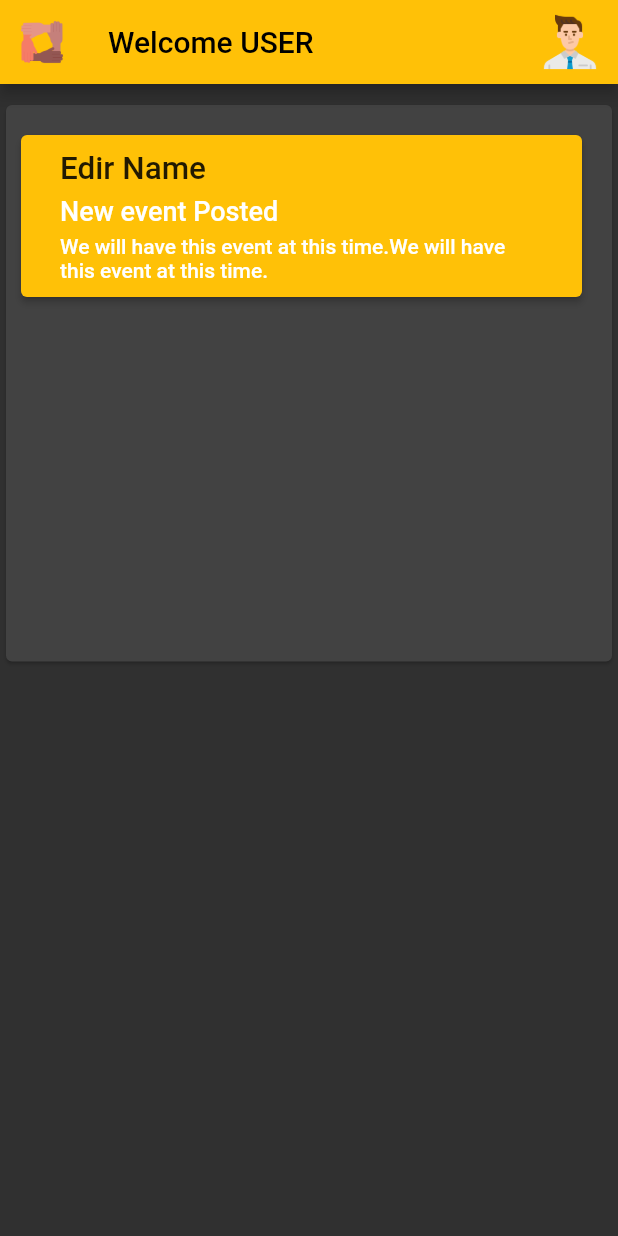
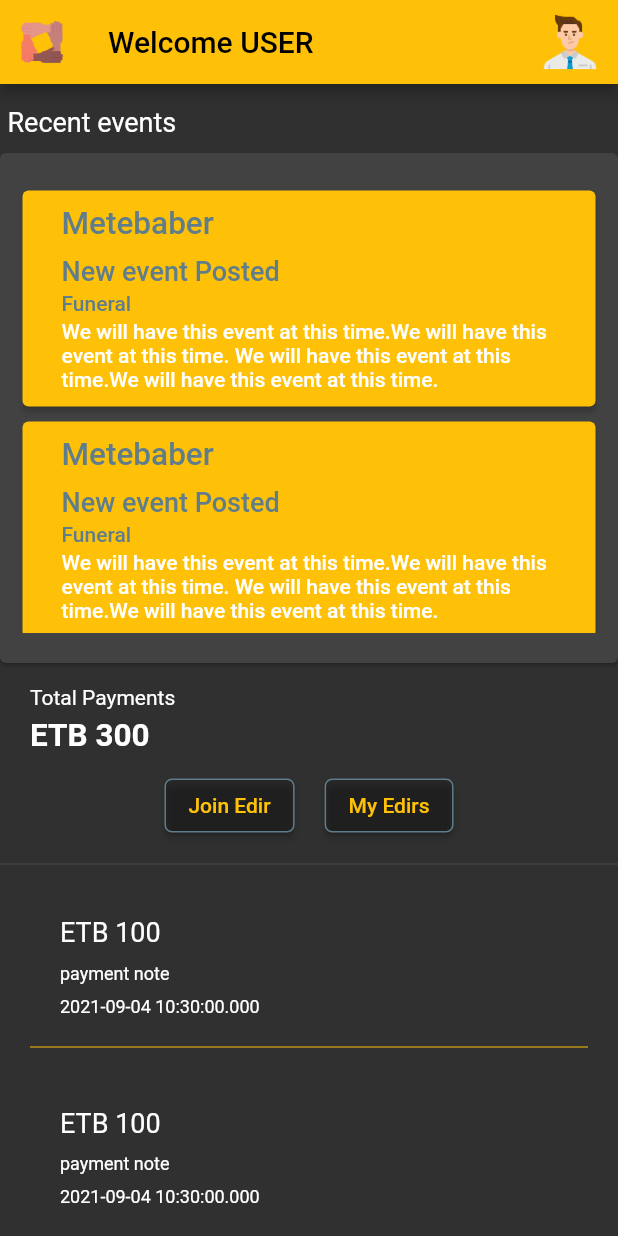
Before and after one commit to runtimeterror-aait/edir_frontend, a Flutter app: the screen it shows after launch, on a phone screen of 412 x 824 dp. Run offline on Flutter 3.47's test engine with Material 2 defaults, Android fonts, the phone set to English and light mode, and no system bars; our stand-ins replace carousel_slider, flutter_svg.

Commit message:
user dashboard page, events card

```diff
--- a/lib/presentation/admin/admin_manage_edir/payment/admin_member_payment_page.dart
+++ b/lib/presentation/admin/admin_manage_edir/payment/admin_member_payment_page.dart
@@ -62,7 +62,7 @@ class _AdminMemberPaymentPage extends State<AdminMemberPaymentPage>
               child: ListView(
                 children: [
                   for (int i = 0; i < 10; i++)
-                    _MemberPayment(
+                    MemberPayment(
                       moneyAmount: 100,
                       paymentNote: "paymentNote paymentNote paymentNote",
                       selectedDate: DateTime.now(),
@@ -77,22 +77,26 @@ class _AdminMemberPaymentPage extends State<AdminMemberPaymentPage>
   }
 }
 
-class _MemberPayment extends StatelessWidget with Styles {
-  _MemberPayment(
+class MemberPayment extends StatelessWidget with Styles {
+  MemberPayment(
       {Key? key,
       required this.moneyAmount,
       required this.paymentNote,
-      required this.selectedDate})
+      required this.selectedDate,
+      this.isAdmin = true})
       : super(key: key);
   int moneyAmount;
   String paymentNote;
   DateTime selectedDate;
+  bool isAdmin;
 
   @override
   Widget build(BuildContext context) {
     return Column(
       children: [
-        Row(
+        Padding(
+          padding: const EdgeInsets.fromLTRB(20, 20, 20, 0),
+          child: Row(
             mainAxisAlignment: MainAxisAlignment.start,
             children: [
               Column(
@@ -124,7 +128,8 @@ class _MemberPayment extends StatelessWidget with Styles {
                   ),
                 ],
               ),
-            Spacer(),
+              if (isAdmin) Spacer(),
+              if (isAdmin)
                 IconButton(
                   onPressed: () {},
                   icon: Icon(
@@ -133,14 +138,17 @@ class _MemberPayment extends StatelessWidget with Styles {
                     size: 24,
                   ),
                 ),
+              if (isAdmin)
                 IconButton(
                   onPressed: () {},
                   icon: Icon(
                     Icons.delete,
                     color: Colors.red,
                     size: 24,
-                ))
+                  ),
+                )
             ],
+          ),
         ),
         Divider(
           color: Colors.amber,
--- a/lib/presentation/user/dashboard/user_dashboard_page.dart
+++ b/lib/presentation/user/dashboard/user_dashboard_page.dart
@@ -1,5 +1,7 @@
+import 'package:edir/presentation/admin/admin_manage_edir/payment/admin_member_payment_page.dart';
 import 'package:edir/presentation/core/appbar.dart';
 import 'package:edir/presentation/core/signin_and_register_form.dart';
+import 'package:edir/presentation/core/styles.dart';
 import 'package:edir/presentation/user/dashboard/widgets/user_dashboard_events_card.dart';
 import 'package:flutter/material.dart';
 
@@ -11,7 +13,7 @@ class UserDashboardPage extends StatefulWidget {
 }
 
 class _UserDashboardPageState extends State<UserDashboardPage>
-    with SignInAndRegisterForm {
+    with SignInAndRegisterForm, Styles {
   @override
   Widget build(BuildContext context) {
     return Scaffold(
@@ -30,12 +32,101 @@ class _UserDashboardPageState extends State<UserDashboardPage>
         ],
       ),
       body: Column(
+        mainAxisAlignment: MainAxisAlignment.spaceEvenly,
+        crossAxisAlignment: CrossAxisAlignment.start,
         children: [
           SizedBox(
             height: 10,
           ),
+          Padding(
+            padding: const EdgeInsets.fromLTRB(5, 5, 0, 10),
+            child: Text("Recent events", style: textStyle_2),
+          ),
           UserDashboardEventsCard(),
-          Spacer(),
+          Padding(
+            padding: const EdgeInsets.fromLTRB(20, 15, 20, 0),
+            child: Column(
+              crossAxisAlignment: CrossAxisAlignment.start,
+              children: [
+                Text(
+                  "Total Payments",
+                ),
+                SizedBox(
+                  height: 5,
+                ),
+                Text(
+                  "ETB 300",
+                  style: textStyleBold_3,
+                ),
+                SizedBox(
+                  height: 10,
+                ),
+                Row(
+                  mainAxisAlignment: MainAxisAlignment.center,
+                  children: [
+                    ElevatedButton(
+                      onPressed: () {},
+                      child: Text(
+                        "Join Edir",
+                        style: TextStyle(color: Colors.amber),
+                      ),
+                      style: ButtonStyle(
+                        backgroundColor:
+                            MaterialStateProperty.all(Colors.black12),
+                        shape: MaterialStateProperty.all(
+                          RoundedRectangleBorder(
+                            borderRadius: BorderRadius.circular(5),
+                            side: BorderSide(color: Colors.blueGrey),
+                          ),
+                        ),
+                      ),
+                    ),
+                    SizedBox(
+                      width: 20,
+                    ),
+                    ElevatedButton(
+                      onPressed: () {},
+                      child: Text(
+                        "My Edirs",
+                        style: TextStyle(color: Colors.amber),
+                      ),
+                      style: ButtonStyle(
+                        backgroundColor:
+                            MaterialStateProperty.all(Colors.black12),
+                        shape: MaterialStateProperty.all(
+                          RoundedRectangleBorder(
+                            borderRadius: BorderRadius.circular(5),
+                            side: BorderSide(color: Colors.blueGrey),
+                          ),
+                        ),
+                      ),
+                    )
+                  ],
+                )
+              ],
+            ),
+          ),
+          Divider(
+            height: 30,
+          ),
+          Expanded(
+            child: Padding(
+                padding: const EdgeInsets.fromLTRB(20, 0, 20, 0),
+                child: Scrollbar(
+                  isAlwaysShown: true,
+                  child: ListView(
+                    children: [
+                      for (int i = 0; i < 10; i++)
+                        MemberPayment(
+                          moneyAmount: 100,
+                          paymentNote: "payment note",
+                          selectedDate: DateTime.now(),
+                          isAdmin: false,
+                        ),
+                    ],
+                  ),
+                )),
+          ),
         ],
       ),
     );
--- a/lib/presentation/user/dashboard/widgets/user_dashboard_events_card.dart
+++ b/lib/presentation/user/dashboard/widgets/user_dashboard_events_card.dart
@@ -2,22 +2,77 @@ import 'package:edir/presentation/core/styles.dart';
 import 'package:flutter/material.dart';
 
 class UserDashboardEventsCard extends StatelessWidget with Styles {
-  UserDashboardEventsCard({Key? key}) : super(key: key);
+  UserDashboardEventsCard({
+    Key? key,
+  }) : super(key: key);
+  List<Map> eventContainerInputs = [
+    {
+      "edirName": "Metebaber",
+      "eventTitle": "Funeral",
+      "eventDescription":
+          "We will have this event at this time.We will have this event at this time. We will have this event at this time.We will have this event at this time."
+    },
+    {
+      "edirName": "Metebaber",
+      "eventTitle": "Funeral",
+      "eventDescription":
+          "We will have this event at this time.We will have this event at this time. We will have this event at this time.We will have this event at this time."
+    },
+    {
+      "edirName": "Metebaber",
+      "eventTitle": "Funeral",
+      "eventDescription":
+          "We will have this event at this time.We will have this event at this time. We will have this event at this time.We will have this event at this time."
+    }
+  ];
+  @override
+  Widget build(BuildContext context) {
+    return Card(
+      margin: const EdgeInsets.all(0),
+      child: Padding(
+        padding: const EdgeInsets.fromLTRB(10, 20, 10, 20),
+        child: Scrollbar(
+          child: Container(
+            height: 300,
+            child: ListView(
+              padding: const EdgeInsets.all(5),
+              children: [
+                for (Map eventContainer in eventContainerInputs)
+                  _EventsContainer(
+                      edirName: eventContainer['edirName'],
+                      eventTitle: eventContainer['eventTitle'],
+                      eventDescription: eventContainer['eventDescription'])
+              ],
+            ),
+          ),
+        ),
+      ),
+    );
+  }
+}
+
+class _EventsContainer extends StatelessWidget with Styles {
+  _EventsContainer({
+    Key? key,
+    required this.edirName,
+    required this.eventTitle,
+    required this.eventDescription,
+  }) : super(key: key);
+
+  final String edirName;
+  final String eventTitle;
+  final String eventDescription;
 
   @override
   Widget build(BuildContext context) {
-    return Expanded(
-      child: Card(
-        child: Padding(
-          padding: const EdgeInsets.fromLTRB(10, 20, 20, 0),
-          child: ListView(
+    return Column(
       children: [
         Container(
           width: double.infinity,
           child: ElevatedButton(
             style: ButtonStyle(
-                      backgroundColor: MaterialStateColor.resolveWith(
-                          (states) => Colors.amber)),
+                backgroundColor:
+                    MaterialStateColor.resolveWith((states) => Colors.amber)),
             onPressed: () {},
             child: Container(
               padding: const EdgeInsets.all(10),
@@ -27,25 +82,40 @@ class UserDashboardEventsCard extends StatelessWidget with Styles {
                   Row(
                     children: [
                       Text(
-                              "Edir Name",
+                        edirName,
                         style: textStyle_3.copyWith(
                             color: MaterialStateColor.resolveWith(
-                                      (states) => Colors.black87)),
+                                (states) => Colors.blueGrey)),
                       )
                     ],
                   ),
                   SizedBox(
-                          height: 5,
+                    height: 8,
                   ),
                   Text(
                     "New event Posted",
-                          style: textStyle_2,
+                    style: textStyle_2.copyWith(
+                        color: MaterialStateColor.resolveWith(
+                            (states) => Colors.blueGrey)),
                   ),
                   SizedBox(
-                          height: 5,
+                    height: 3,
                   ),
                   Text(
-                            "We will have this event at this time.We will have this event at this time.")
+                    eventTitle,
+                    style: TextStyle(
+                        color: MaterialStateColor.resolveWith(
+                            (states) => Colors.blueGrey)),
+                  ),
+                  SizedBox(
+                    height: 3,
+                  ),
+                  Text(
+                    eventDescription,
+                    style: TextStyle(
+                        color: MaterialStateColor.resolveWith(
+                            (states) => Colors.white)),
+                  )
                 ],
               ),
             ),
@@ -53,11 +123,8 @@ class UserDashboardEventsCard extends StatelessWidget with Styles {
         ),
         SizedBox(
           height: 10,
-              ),
+        )
       ],
-          ),
-        ),
-      ),
     );
   }
 }
```
Lines whose indentation alone changed are shown as unchanged.
